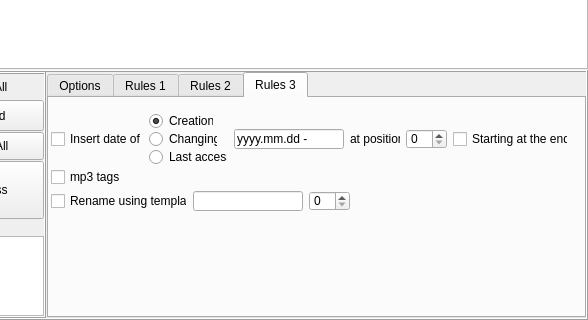
Old version of the form qt_002_dirTree/qt_002_dirtree.ui in the repository PoorLissa/qt_renamer; both pictures show x 409 to 997 and y 301 to 621 of the 997 by 621 pixel window.
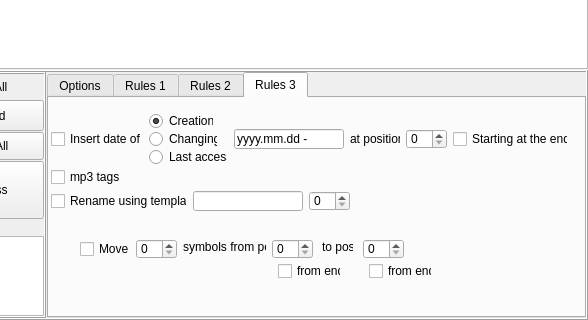
New version of the form. The open tabs and pages were chosen to show the change.

Patch:
```diff
--- a/qt_002_dirTree/qt_002_dirtree.ui
+++ b/qt_002_dirTree/qt_002_dirtree.ui
@@ -1174,6 +1174,101 @@
                   <string>Last access</string>
                  </property>
                 </widget>
+                <widget class="QSpinBox" name="spinBox_29_1">
+                 <property name="geometry">
+                  <rect>
+                   <x>87</x>
+                   <y>141</y>
+                   <width>41</width>
+                   <height>20</height>
+                  </rect>
+                 </property>
+                </widget>
+                <widget class="QCheckBox" name="cb29">
+                 <property name="geometry">
+                  <rect>
+                   <x>31</x>
+                   <y>142</y>
+                   <width>50</width>
+                   <height>18</height>
+                  </rect>
+                 </property>
+                 <property name="text">
+                  <string>Move</string>
+                 </property>
+                </widget>
+                <widget class="QLabel" name="label_29_1">
+                 <property name="geometry">
+                  <rect>
+                   <x>134</x>
+                   <y>141</y>
+                   <width>83</width>
+                   <height>16</height>
+                  </rect>
+                 </property>
+                 <property name="text">
+                  <string>symbols from pos</string>
+                 </property>
+                </widget>
+                <widget class="QSpinBox" name="spinBox_29_2">
+                 <property name="geometry">
+                  <rect>
+                   <x>223</x>
+                   <y>141</y>
+                   <width>41</width>
+                   <height>20</height>
+                  </rect>
+                 </property>
+                </widget>
+                <widget class="QLabel" name="label_29_2">
+                 <property name="geometry">
+                  <rect>
+                   <x>273</x>
+                   <y>141</y>
+                   <width>31</width>
+                   <height>16</height>
+                  </rect>
+                 </property>
+                 <property name="text">
+                  <string>to pos</string>
+                 </property>
+                </widget>
+                <widget class="QSpinBox" name="spinBox_29_3">
+                 <property name="geometry">
+                  <rect>
+                   <x>314</x>
+                   <y>141</y>
+                   <width>41</width>
+                   <height>20</height>
+                  </rect>
+                 </property>
+                </widget>
+                <widget class="QCheckBox" name="cb_29_1">
+                 <property name="geometry">
+                  <rect>
+                   <x>229</x>
+                   <y>164</y>
+                   <width>63</width>
+                   <height>18</height>
+                  </rect>
+                 </property>
+                 <property name="text">
+                  <string>from end</string>
+                 </property>
+                </widget>
+                <widget class="QCheckBox" name="cb_29_2">
+                 <property name="geometry">
+                  <rect>
+                   <x>320</x>
+                   <y>164</y>
+                   <width>63</width>
+                   <height>18</height>
+                  </rect>
+                 </property>
+                 <property name="text">
+                  <string>from end</string>
+                 </property>
+                </widget>
                </widget>
               </widget>
              </item>
```
Left out of the diff: 2 changed lines with no effect on the pictures.
